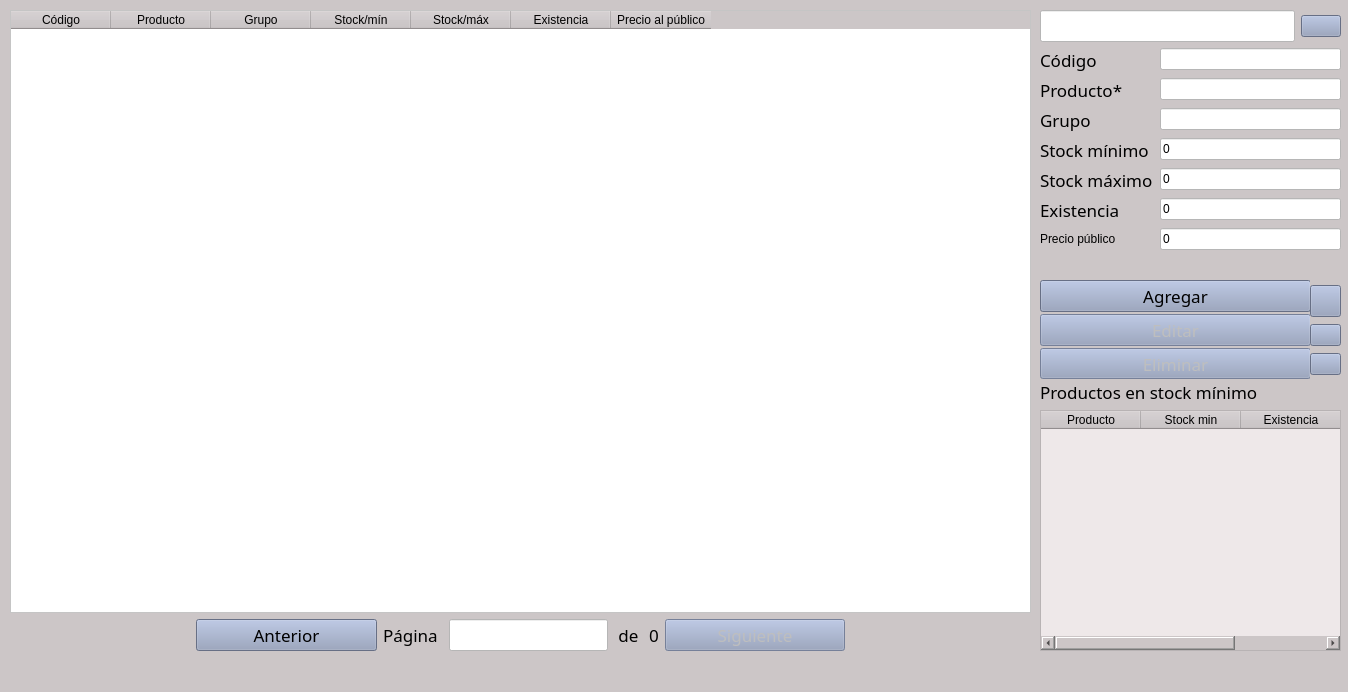
jesusArteaga17/FerreteriaGuerreroPython, file productos.ui: the form before one commit.
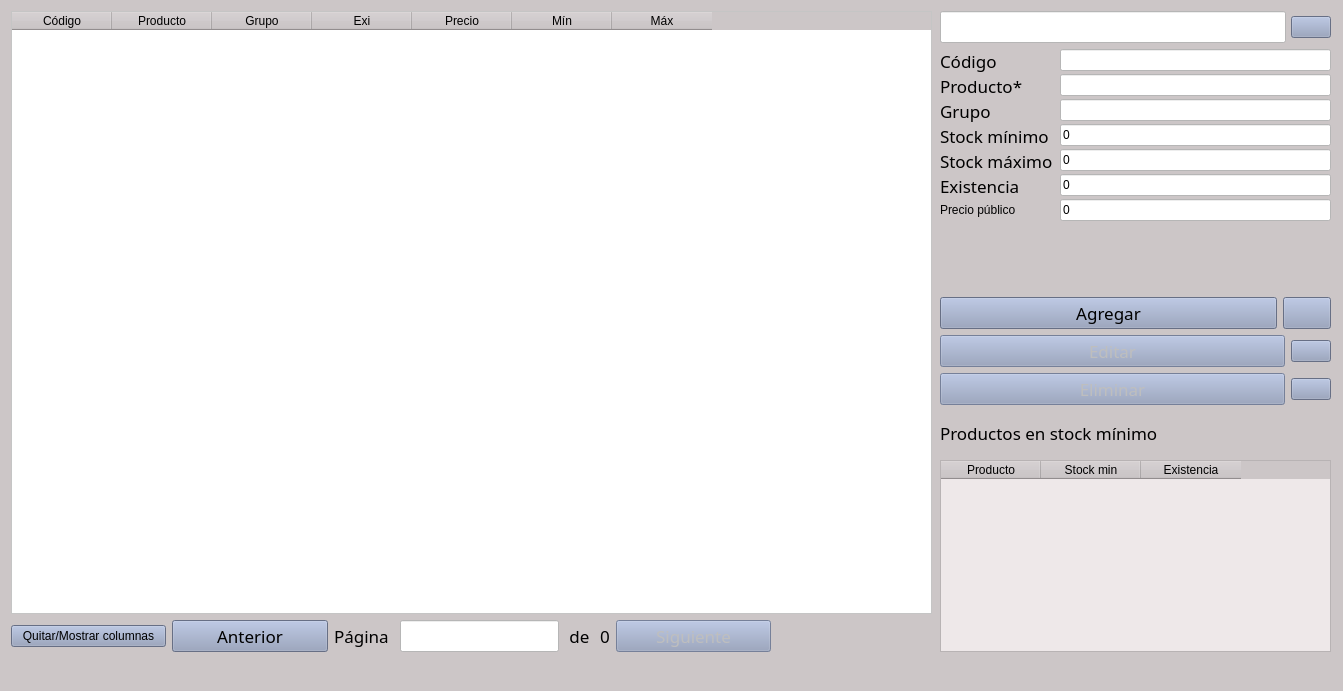
The form after the commit. Icons and pictures are not drawn.

What changed in the file:
```diff
--- a/productos.ui
+++ b/productos.ui
@@ -6,8 +6,8 @@
    <rect>
     <x>0</x>
     <y>0</y>
-    <width>1348</width>
-    <height>692</height>
+    <width>1343</width>
+    <height>691</height>
    </rect>
   </property>
   <property name="windowTitle">
@@ -33,71 +33,27 @@
 *{font: 75 13pt &quot;Arial Unicode MS&quot;}</string>
   </property>
   <widget class="QWidget" name="centralwidget">
-   <widget class="QWidget" name="layoutWidget">
+   <widget class="QWidget" name="">
     <property name="geometry">
      <rect>
-      <x>1040</x>
-      <y>380</y>
-      <width>301</width>
-      <height>271</height>
+      <x>940</x>
+      <y>11</y>
+      <width>391</width>
+      <height>641</height>
      </rect>
     </property>
-    <layout class="QVBoxLayout" name="verticalLayout">
-     <item>
-      <widget class="QLabel" name="label_9">
-       <property name="font">
-        <font>
-         <family>Arial Unicode MS</family>
-         <pointsize>13</pointsize>
-         <weight>9</weight>
-         <italic>false</italic>
-         <bold>false</bold>
-        </font>
-       </property>
-       <property name="text">
-        <string>Productos en stock mínimo</string>
-       </property>
-      </widget>
-     </item>
-     <item>
-      <widget class="QTableWidget" name="tablestockminimo">
-       <property name="sortingEnabled">
-        <bool>false</bool>
-       </property>
-       <attribute name="verticalHeaderVisible">
-        <bool>false</bool>
-       </attribute>
-       <column>
-        <property name="text">
-         <string>Producto</string>
-        </property>
-       </column>
-       <column>
-        <property name="text">
-         <string>Stock min</string>
-        </property>
-       </column>
-       <column>
-        <property name="text">
-         <string>Existencia</string>
-        </property>
-       </column>
-      </widget>
-     </item>
-    </layout>
-   </widget>
-   <widget class="QWidget" name="layoutWidget_2">
-    <property name="geometry">
-     <rect>
-      <x>1040</x>
-      <y>10</y>
-      <width>301</width>
-      <height>261</height>
-     </rect>
-    </property>
-    <layout class="QVBoxLayout" name="verticalLayout_3">
+    <layout class="QVBoxLayout" name="verticalLayout_3" stretch="0,0,0,0">
+     <property name="sizeConstraint">
+      <enum>QLayout::SetMaximumSize</enum>
+     </property>
      <item>
       <layout class="QHBoxLayout" name="horizontalLayout">
+       <property name="spacing">
+        <number>5</number>
+       </property>
+       <property name="sizeConstraint">
+        <enum>QLayout::SetMinimumSize</enum>
+       </property>
        <item>
         <widget class="QLineEdit" name="busqueda">
          <property name="font">
@@ -129,8 +85,17 @@
      </item>
      <item>
       <layout class="QFormLayout" name="formLayout">
+       <property name="verticalSpacing">
+        <number>1</number>
+       </property>
        <item row="0" column="0">
         <widget class="QLabel" name="label">
+         <property name="sizePolicy">
+          <sizepolicy hsizetype="Fixed" vsizetype="Fixed">
+           <horstretch>0</horstretch>
+           <verstretch>0</verstretch>
+          </sizepolicy>
+         </property>
          <property name="font">
           <font>
            <family>Arial Unicode MS</family>
@@ -154,6 +119,12 @@
        </item>
        <item row="1" column="0">
         <widget class="QLabel" name="label_2">
+         <property name="sizePolicy">
+          <sizepolicy hsizetype="Fixed" vsizetype="Fixed">
+           <horstretch>0</horstretch>
+           <verstretch>0</verstretch>
+          </sizepolicy>
+         </property>
          <property name="font">
           <font>
            <family>Arial Unicode MS</family>
@@ -177,6 +148,12 @@
        </item>
        <item row="2" column="0">
         <widget class="QLabel" name="label_3">
+         <property name="sizePolicy">
+          <sizepolicy hsizetype="Fixed" vsizetype="Fixed">
+           <horstretch>0</horstretch>
+           <verstretch>0</verstretch>
+          </sizepolicy>
+         </property>
          <property name="font">
           <font>
            <family>Arial Unicode MS</family>
@@ -196,6 +173,12 @@
        </item>
        <item row="3" column="0">
         <widget class="QLabel" name="label_5">
+         <property name="sizePolicy">
+          <sizepolicy hsizetype="Fixed" vsizetype="Fixed">
+           <horstretch>0</horstretch>
+           <verstretch>0</verstretch>
+          </sizepolicy>
+         </property>
          <property name="font">
           <font>
            <family>Arial Unicode MS</family>
@@ -219,6 +202,12 @@
        </item>
        <item row="4" column="0">
         <widget class="QLabel" name="label_6">
+         <property name="sizePolicy">
+          <sizepolicy hsizetype="Fixed" vsizetype="Fixed">
+           <horstretch>0</horstretch>
+           <verstretch>0</verstretch>
+          </sizepolicy>
+         </property>
          <property name="font">
           <font>
            <family>Arial Unicode MS</family>
@@ -242,6 +231,12 @@
        </item>
        <item row="5" column="0">
         <widget class="QLabel" name="label_10">
+         <property name="sizePolicy">
+          <sizepolicy hsizetype="Fixed" vsizetype="Fixed">
+           <horstretch>0</horstretch>
+           <verstretch>0</verstretch>
+          </sizepolicy>
+         </property>
          <property name="font">
           <font>
            <family>Arial Unicode MS</family>
@@ -272,6 +267,12 @@
        </item>
        <item row="6" column="0">
         <widget class="QLabel" name="label_12">
+         <property name="sizePolicy">
+          <sizepolicy hsizetype="Fixed" vsizetype="Preferred">
+           <horstretch>0</horstretch>
+           <verstretch>0</verstretch>
+          </sizepolicy>
+         </property>
          <property name="text">
           <string>Precio público</string>
          </property>
@@ -279,23 +280,18 @@
        </item>
       </layout>
      </item>
-    </layout>
-   </widget>
-   <widget class="QWidget" name="layoutWidget_3">
-    <property name="geometry">
-     <rect>
-      <x>1040</x>
-      <y>280</y>
-      <width>271</width>
-      <height>99</height>
-     </rect>
-    </property>
+     <item>
     <layout class="QVBoxLayout" name="verticalLayout_2">
-     <property name="spacing">
-      <number>2</number>
-     </property>
+       <item>
+        <layout class="QHBoxLayout" name="horizontalLayout_3" stretch="0,0">
      <item>
       <widget class="QPushButton" name="botonagregar">
+           <property name="sizePolicy">
+            <sizepolicy hsizetype="Expanding" vsizetype="Fixed">
+             <horstretch>0</horstretch>
+             <verstretch>0</verstretch>
+            </sizepolicy>
+           </property>
        <property name="font">
         <font>
          <family>Arial Unicode MS</family>
@@ -315,10 +311,52 @@
       </widget>
      </item>
      <item>
+          <widget class="QPushButton" name="botonayudaadd">
+           <property name="sizePolicy">
+            <sizepolicy hsizetype="Maximum" vsizetype="Fixed">
+             <horstretch>0</horstretch>
+             <verstretch>0</verstretch>
+            </sizepolicy>
+           </property>
+           <property name="font">
+            <font>
+             <family>Arial Unicode MS</family>
+             <pointsize>13</pointsize>
+             <weight>9</weight>
+             <italic>false</italic>
+             <bold>false</bold>
+            </font>
+           </property>
+           <property name="text">
+            <string/>
+           </property>
+           <property name="icon">
+            <iconset>
+             <normaloff>icons/help_question_1566.png</normaloff>icons/help_question_1566.png</iconset>
+           </property>
+           <property name="iconSize">
+            <size>
+             <width>16</width>
+             <height>22</height>
+            </size>
+           </property>
+          </widget>
+         </item>
+        </layout>
+       </item>
+       <item>
+        <layout class="QHBoxLayout" name="horizontalLayout_4">
+         <item>
       <widget class="QPushButton" name="botoneditar">
        <property name="enabled">
         <bool>false</bool>
        </property>
+           <property name="sizePolicy">
+            <sizepolicy hsizetype="Expanding" vsizetype="Fixed">
+             <horstretch>0</horstretch>
+             <verstretch>0</verstretch>
+            </sizepolicy>
+           </property>
        <property name="font">
         <font>
          <family>Arial Unicode MS</family>
@@ -338,10 +376,43 @@
       </widget>
      </item>
      <item>
+          <widget class="QPushButton" name="botonayudaedit">
+           <property name="sizePolicy">
+            <sizepolicy hsizetype="Maximum" vsizetype="Fixed">
+             <horstretch>0</horstretch>
+             <verstretch>0</verstretch>
+            </sizepolicy>
+           </property>
+           <property name="text">
+            <string/>
+           </property>
+           <property name="icon">
+            <iconset>
+             <normaloff>icons/help_question_1566.png</normaloff>icons/help_question_1566.png</iconset>
+           </property>
+           <property name="iconSize">
+            <size>
+             <width>16</width>
+             <height>22</height>
+            </size>
+           </property>
+          </widget>
+         </item>
+        </layout>
+       </item>
+       <item>
+        <layout class="QHBoxLayout" name="horizontalLayout_5">
+         <item>
       <widget class="QPushButton" name="botoneliminar">
        <property name="enabled">
         <bool>false</bool>
        </property>
+           <property name="sizePolicy">
+            <sizepolicy hsizetype="Expanding" vsizetype="Fixed">
+             <horstretch>0</horstretch>
+             <verstretch>0</verstretch>
+            </sizepolicy>
+           </property>
        <property name="font">
         <font>
          <family>Arial Unicode MS</family>
@@ -360,66 +431,14 @@
        </property>
       </widget>
      </item>
-    </layout>
-   </widget>
-   <widget class="QWidget" name="layoutWidget_4">
-    <property name="geometry">
-     <rect>
-      <x>1310</x>
-      <y>280</y>
-      <width>31</width>
-      <height>101</height>
-     </rect>
-    </property>
-    <layout class="QVBoxLayout" name="verticalLayout_4">
-     <property name="spacing">
-      <number>2</number>
-     </property>
-     <item>
-      <widget class="QPushButton" name="botonayudaadd">
-       <property name="font">
-        <font>
-         <family>Arial Unicode MS</family>
-         <pointsize>13</pointsize>
-         <weight>9</weight>
-         <italic>false</italic>
-         <bold>false</bold>
-        </font>
-       </property>
-       <property name="text">
-        <string/>
-       </property>
-       <property name="icon">
-        <iconset>
-         <normaloff>icons/help_question_1566.png</normaloff>icons/help_question_1566.png</iconset>
-       </property>
-       <property name="iconSize">
-        <size>
-         <width>16</width>
-         <height>22</height>
-        </size>
-       </property>
-      </widget>
-     </item>
-     <item>
-      <widget class="QPushButton" name="botonayudaedit">
-       <property name="text">
-        <string/>
-       </property>
-       <property name="icon">
-        <iconset>
-         <normaloff>icons/help_question_1566.png</normaloff>icons/help_question_1566.png</iconset>
-       </property>
-       <property name="iconSize">
-        <size>
-         <width>16</width>
-         <height>22</height>
-        </size>
-       </property>
-      </widget>
-     </item>
      <item>
       <widget class="QPushButton" name="botonayudadelete">
+           <property name="sizePolicy">
+            <sizepolicy hsizetype="Maximum" vsizetype="Fixed">
+             <horstretch>0</horstretch>
+             <verstretch>0</verstretch>
+            </sizepolicy>
+           </property>
        <property name="text">
         <string/>
        </property>
@@ -436,13 +455,74 @@
       </widget>
      </item>
     </layout>
-   </widget>
-   <widget class="QWidget" name="layoutWidget">
+       </item>
+      </layout>
+     </item>
+     <item>
+      <layout class="QVBoxLayout" name="verticalLayout">
+       <item>
+        <widget class="QLabel" name="label_9">
+         <property name="sizePolicy">
+          <sizepolicy hsizetype="Expanding" vsizetype="Preferred">
+           <horstretch>0</horstretch>
+           <verstretch>0</verstretch>
+          </sizepolicy>
+         </property>
+         <property name="font">
+          <font>
+           <family>Arial Unicode MS</family>
+           <pointsize>13</pointsize>
+           <weight>9</weight>
+           <italic>false</italic>
+           <bold>false</bold>
+          </font>
+         </property>
+         <property name="text">
+          <string>Productos en stock mínimo</string>
+         </property>
+        </widget>
+       </item>
+       <item>
+        <widget class="QTableWidget" name="tablestockminimo">
+         <property name="sizePolicy">
+          <sizepolicy hsizetype="Expanding" vsizetype="Fixed">
+           <horstretch>0</horstretch>
+           <verstretch>0</verstretch>
+          </sizepolicy>
+         </property>
+         <property name="sortingEnabled">
+          <bool>false</bool>
+         </property>
+         <attribute name="verticalHeaderVisible">
+          <bool>false</bool>
+         </attribute>
+         <column>
+          <property name="text">
+           <string>Producto</string>
+          </property>
+         </column>
+         <column>
+          <property name="text">
+           <string>Stock min</string>
+          </property>
+         </column>
+         <column>
+          <property name="text">
+           <string>Existencia</string>
+          </property>
+         </column>
+        </widget>
+       </item>
+      </layout>
+     </item>
+    </layout>
+   </widget>
+   <widget class="QWidget" name="">
     <property name="geometry">
      <rect>
-      <x>10</x>
-      <y>10</y>
-      <width>1021</width>
+      <x>11</x>
+      <y>11</y>
+      <width>921</width>
       <height>641</height>
      </rect>
     </property>
@@ -460,7 +540,8 @@
        </property>
        <property name="styleSheet">
         <string notr="true">QTableView,QListView::section {
-Background-color:rgb(255, 255, 255);
+	Background-color:rgb(255, 255, 255);
+	alternate-background-color:rgb(200, 167, 255);	
 }</string>
        </property>
        <property name="editTriggers">
@@ -504,22 +585,22 @@
        </column>
        <column>
         <property name="text">
-         <string>Stock/mín</string>
+         <string>Exi</string>
         </property>
        </column>
        <column>
         <property name="text">
-         <string>Stock/máx</string>
+         <string>Precio</string>
         </property>
        </column>
        <column>
         <property name="text">
-         <string>Existencia</string>
+         <string>Mín</string>
         </property>
        </column>
        <column>
         <property name="text">
-         <string>Precio al público</string>
+         <string>Máx</string>
         </property>
        </column>
       </widget>
@@ -527,15 +608,9 @@
      <item>
       <layout class="QHBoxLayout" name="horizontalLayout_2">
        <item>
-        <widget class="QLabel" name="label_8">
-         <property name="sizePolicy">
-          <sizepolicy hsizetype="Minimum" vsizetype="Preferred">
-           <horstretch>0</horstretch>
-           <verstretch>0</verstretch>
-          </sizepolicy>
-         </property>
+        <widget class="QPushButton" name="botquitarmostrar">
          <property name="text">
-          <string/>
+          <string>Quitar/Mostrar columnas</string>
          </property>
         </widget>
        </item>
```
Left out of the diff: 4 changed lines with no effect on the pictures. Lines whose indentation alone changed are shown as unchanged.
